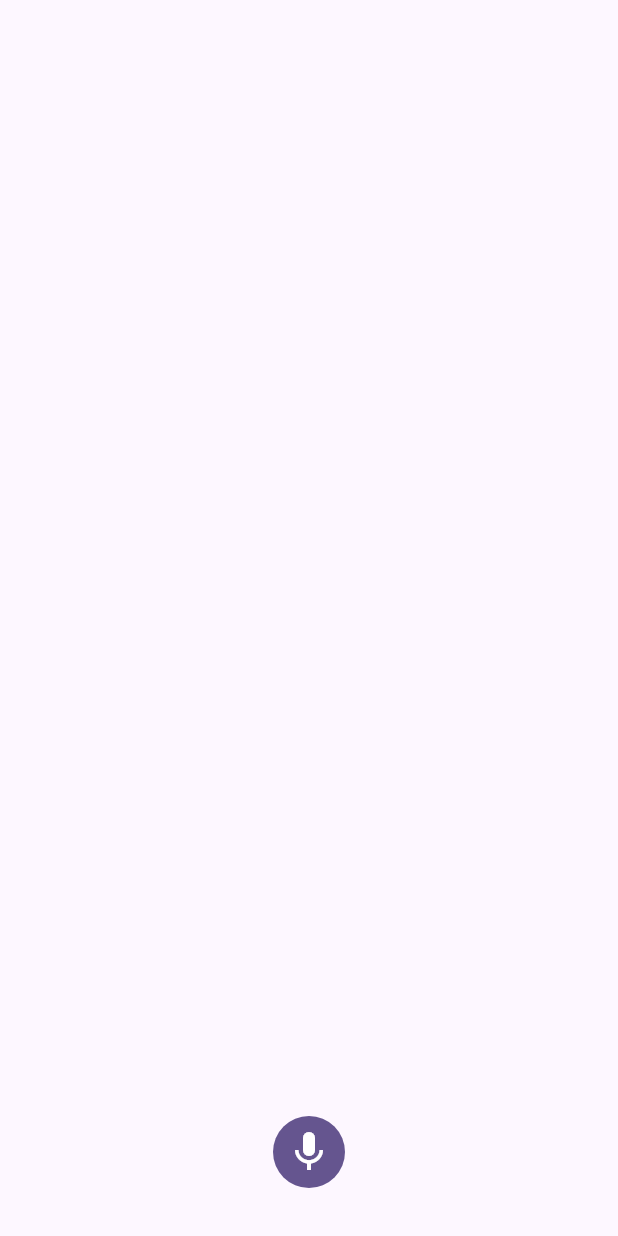
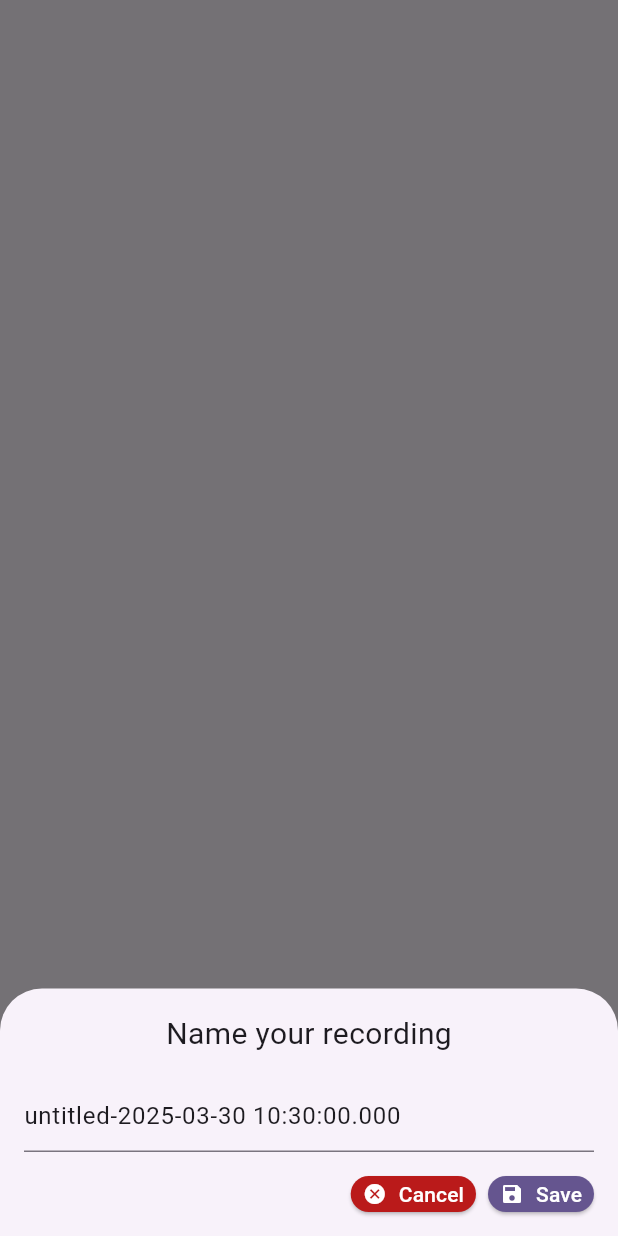
Before and after one commit to k-vandijk/takes, a Flutter app: the screen it shows after launch, after a tap on the "mic" icon, after a tap on the "stop" icon, on a phone screen of 412 x 824 dp. Run offline on Flutter 3.47's test engine with Material 3 defaults, Android fonts, the phone set to English and light mode, and no system bars; our stand-ins replace audioplayers, just_audio, shared_preferences; missing offline and left inert: record.

Commit message:
Setting recording name

```diff
--- a/lib/entities/recording.dart
+++ b/lib/entities/recording.dart
@@ -1,11 +1,13 @@
 class Recording {
   final String id;
+  final DateTime date;
+  final String name;
   final String path;
-  final DateTime date;
   final double durationSeconds;
   final int sizeBytes;
 
   Recording({
+    required this.name,
     required this.path,
     required this.durationSeconds,
     required this.sizeBytes,
@@ -14,6 +16,7 @@ class Recording {
 
   Recording.fromJson(Map<String, dynamic> json)
       : id = json['id'] as String,
+        name = json['name'] as String,
         path = json['path'] as String,
         date = DateTime.parse(json['date'] as String),
         durationSeconds = (json['durationSeconds'] as num).toDouble(),
@@ -26,6 +29,7 @@ class Recording {
       'date': date.toIso8601String(),
       'durationSeconds': durationSeconds,
       'sizeBytes': sizeBytes,
+      'name': name,
     };
   }
 }
--- /dev/null
+++ b/lib/helpers/recording_metadata_helper.dart
@@ -0,0 +1,13 @@
+import 'package:just_audio/just_audio.dart';
+
+Future<Duration?> getAudioDuration(String filePath) async {
+  final audioPlayer = AudioPlayer();
+  try {
+    await audioPlayer.setFilePath(filePath);
+    return audioPlayer.duration;
+  } catch (e) {
+    return null;
+  } finally {
+    await audioPlayer.dispose();
+  }
+}
--- a/lib/screens/home_screen.dart
+++ b/lib/screens/home_screen.dart
@@ -1,5 +1,4 @@
 import 'dart:io';
-import 'package:just_audio/just_audio.dart';
 import 'package:path/path.dart' as p;
 import 'package:flutter/material.dart';
 import 'package:path_provider/path_provider.dart';
@@ -8,8 +7,10 @@ import 'package:record/record.dart';
 import 'package:takes/config.dart' as config;
 import 'package:takes/entities/recording.dart';
 import 'package:takes/helpers/notifications_helper.dart';
+import 'package:takes/helpers/recording_metadata_helper.dart';
 import 'package:takes/providers/recordings_provider.dart';
 import 'package:takes/widgets/recorder_button_widget.dart';
+import 'package:takes/widgets/recording_name_modal.dart';
 import 'package:takes/widgets/recording_widget.dart';
 
 class HomeScreen extends StatefulWidget {
@@ -23,22 +24,11 @@ class _HomeScreenState extends State<HomeScreen> {
   final record = AudioRecorder();
   bool isRecording = false;
 
-  Future<Duration?> _getAudioDuration(String filePath) async {
-    final audioPlayer = AudioPlayer();
-    try {
-      await audioPlayer.setFilePath(filePath);
-      return audioPlayer.duration;
-    } catch (e) {
-      return null;
-    } finally {
-      await audioPlayer.dispose();
-    }
-  }
-
-  Future<void> _saveRecording(String path) async {
-    final duration = await _getAudioDuration(path);
+  Future<void> _saveRecording(String path, String name) async {
+    final duration = await getAudioDuration(path);
     final size = await File(path).length();
     final recording = Recording(
+      name: name,
       path: path,
       durationSeconds: duration?.inSeconds.toDouble() ?? 0.0,
       sizeBytes: size,
@@ -48,35 +38,48 @@ class _HomeScreenState extends State<HomeScreen> {
   }
 
   void _onDeleteRecording(Recording recording) {
-    final file = File(recording.path);
+    _deleteRecording(recording.path);
+    Provider.of<RecordsProvider>(context, listen: false)
+        .removeRecording(recording);
+  }
+
+  void _deleteRecording(String path) {
+    final file = File(path);
     if (file.existsSync()) {
       // ignore: invalid_return_type_for_catch_error
       file.delete().catchError((e) => print('Error deleting file: $e'));
     }
-    Provider.of<RecordsProvider>(context, listen: false)
-        .removeRecording(recording);
   }
 
   Future<void> startRecording() async {
-    if (await record.hasPermission()) {
-      final directory = await getApplicationDocumentsDirectory();
-      final filename = DateTime.now().millisecondsSinceEpoch.toString();
-      final path = p.join(directory.path, '$filename.wav');
-      await record.start(config.recordConfigLow, path: path);
-      setState(() => isRecording = true);
-    } else {
+    if (!await record.hasPermission()) {
       showErrorSnackBar(context);
+      return;
     }
+
+    setState(() => isRecording = true);
+    final directory = await getApplicationDocumentsDirectory();
+    final filename = DateTime.now().millisecondsSinceEpoch.toString();
+    final path = p.join(directory.path, '$filename.wav');
+    await record.start(config.recordConfigLow, path: path);
   }
 
   Future<void> stopRecording() async {
     setState(() => isRecording = false);
+
     final path = await record.stop();
     if (path == null) {
       showErrorSnackBar(context);
       return;
     }
-    _saveRecording(path);
+
+    final name = await getRecordingName(context);
+    if (name == null) {
+      _deleteRecording(path);
+      return;
+    }
+
+    _saveRecording(path, name);
   }
 
   @override
--- /dev/null
+++ b/lib/widgets/recording_name_modal.dart
@@ -0,0 +1,45 @@
+import 'package:flutter/material.dart';
+import 'package:takes/widgets/small_button_widget.dart';
+
+Future<String?> getRecordingName(BuildContext context) async {
+  String name = 'untitled-${DateTime.now()}';
+  final TextEditingController controller = TextEditingController(text: name);
+  return await showModalBottomSheet<String>(
+    context: context,
+    builder: (context) {
+      return Padding(
+        padding: const EdgeInsets.all(16),
+        child: Column(
+          mainAxisSize: MainAxisSize.min,
+          children: [
+            const Text('Name your recording', style: TextStyle(fontSize: 20)),
+            const SizedBox(height: 16),
+            TextField(
+              controller: controller,
+              onChanged: (value) => name = value,
+            ),
+            const SizedBox(height: 16),
+            Row(
+              mainAxisAlignment: MainAxisAlignment.end,
+              children: [
+                SmallButtonWidget(
+                  text: 'Cancel',
+                  icon: Icons.cancel,
+                  backgroundColorOverwrite: Theme.of(context).colorScheme.error,
+                  foregroundColorOverwrite: Theme.of(context).colorScheme.onError,
+                  onPressed: () => Navigator.pop(context, null),
+                ),
+                const SizedBox(width: 8),
+                SmallButtonWidget(
+                  text: 'Save',
+                  icon: Icons.save,
+                  onPressed: () => Navigator.pop(context, name),
+                ),
+              ],
+            ),
+          ],
+        ),
+      );
+    },
+  );
+}
--- a/lib/widgets/recording_widget.dart
+++ b/lib/widgets/recording_widget.dart
@@ -1,4 +1,3 @@
-import 'dart:io';
 import 'package:flutter/material.dart';
 import 'package:audioplayers/audioplayers.dart';
 import 'package:takes/entities/recording.dart';
@@ -47,7 +46,6 @@ class _RecordingWidgetState extends State<RecordingWidget> {
 
   @override
   Widget build(BuildContext context) {
-    final filename = widget.recording.path.split(Platform.pathSeparator).last;
     return Card(
       elevation: 2,
       margin: const EdgeInsets.symmetric(horizontal: 8, vertical: 8),
@@ -59,7 +57,7 @@ class _RecordingWidgetState extends State<RecordingWidget> {
           color: Theme.of(context).primaryColor,
           onPressed: _togglePlayback,
         ),
-        title: Text(filename, style: const TextStyle(fontWeight: FontWeight.bold)),
+        title: Text(widget.recording.name, style: const TextStyle(fontWeight: FontWeight.bold)),
         subtitle: Text('${formatBytesToMegaBytes(widget.recording.sizeBytes)} ${formatSecondsToMmSs(widget.recording.durationSeconds)}'),
         trailing: IconButton(
           icon: const Icon(Icons.delete),
--- /dev/null
+++ b/lib/widgets/small_button_widget.dart
@@ -0,0 +1,42 @@
+import 'package:flutter/material.dart';
+
+class SmallButtonWidget extends StatelessWidget {
+
+  final String text;
+  final VoidCallback? onPressed;
+  final IconData? icon;
+  final Color? backgroundColorOverwrite;
+  final Color? foregroundColorOverwrite;
+
+  const SmallButtonWidget({
+    super.key,
+    required this.text,
+    this.icon,
+    this.onPressed,
+    this.backgroundColorOverwrite,
+    this.foregroundColorOverwrite,
+  });
+
+  @override
+  Widget build(BuildContext context) {
+    return ElevatedButton.icon(
+      onPressed: onPressed,
+      style: ElevatedButton.styleFrom(
+        backgroundColor: backgroundColorOverwrite ?? Theme.of(context).colorScheme.primary,
+        padding: const EdgeInsets.symmetric(horizontal: 8, vertical: 2),
+        minimumSize: const Size(0, 0),
+        tapTargetSize: MaterialTapTargetSize.shrinkWrap,
+      ),
+      icon: icon != null
+          ? Icon(icon, size: 16, color: Theme.of(context).colorScheme.onTertiary)
+          : null,
+      label: Text(
+        text,
+        style: TextStyle(
+          fontSize: 14,
+          color: foregroundColorOverwrite ?? Theme.of(context).colorScheme.onPrimary,
+        ),
+      ),
+    );
+  }
+}
```
